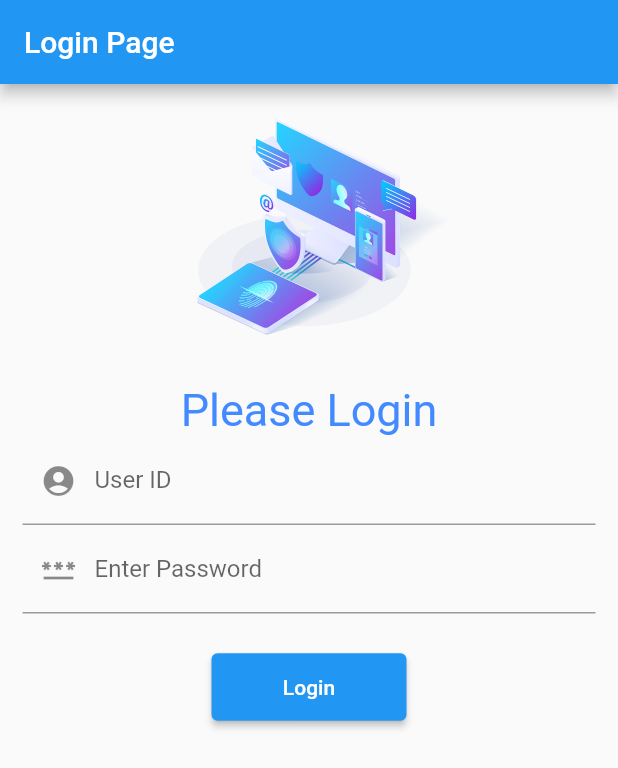
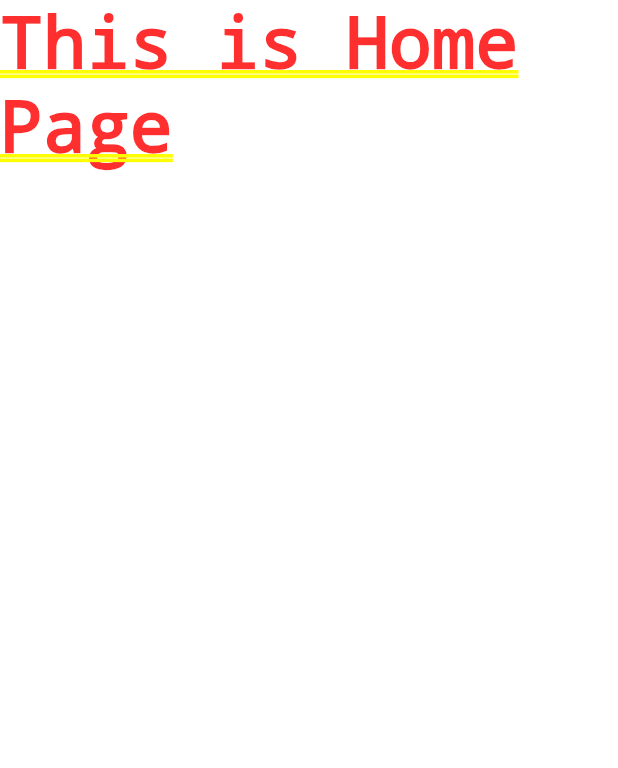
Before and after one commit to rony96bd/Magura_36, a Flutter app: the screen it shows after launch, after a tap on "Login", on a phone screen of 412 x 824 dp. Shown: the top 768 px of the screen. Run offline on Flutter 3.47's test engine with Material 2 defaults, Android fonts, the phone set to English and light mode, and no system bars.

Commit message:
day5 complete

```diff
--- /dev/null
+++ b/lib/home.dart
@@ -0,0 +1,12 @@
+import 'package:flutter/material.dart';
+
+class HomePage extends StatelessWidget {
+  const HomePage({Key? key}) : super(key: key);
+
+  @override
+  Widget build(BuildContext context) {
+    return Container(
+      child: Text("This is Home Page"),
+    );
+  }
+}
--- a/lib/login.dart
+++ b/lib/login.dart
@@ -49,7 +49,9 @@ class _LoginPageState extends State<LoginPage> {
                       height: 25,
                     ),
                     ElevatedButton(
-                      onPressed: () {},
+                      onPressed: () {
+                        Navigator.pushNamed(context, "/home");
+                      },
                       child: Text("Login"),
                       style: TextButton.styleFrom(minimumSize: Size(130, 45)),
                     )
--- a/lib/main.dart
+++ b/lib/main.dart
@@ -1,4 +1,5 @@
 import 'package:flutter/material.dart';
+import 'package:shop_app/home.dart';
 import 'package:shop_app/login.dart';
 
 void main() {
@@ -11,8 +12,11 @@ class MyApps extends StatelessWidget {
   @override
   Widget build(BuildContext context) {
     return MaterialApp(
+      debugShowCheckedModeBanner: false,
       routes: {
         "/": (context) => LoginPage(),
+        "/home": (context) => HomePage(),
+        "/login": (context) => LoginPage(),
       },
     );
   }
```
